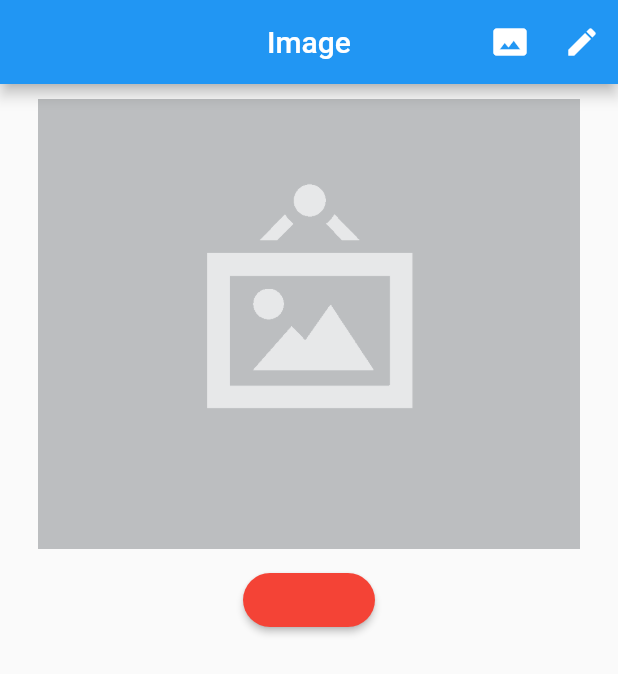
After one commit to ovalle98/FlutterCourse, a Flutter app: the screen it shows after launch, after a tap on the "photo size select actual" icon, on a phone screen of 412 x 824 dp. The commit adds this screen. Shown: the top 674 px of the screen. Run offline on Flutter 3.47's test engine with Material 2 defaults, Android fonts, the phone set to English and light mode, and no system bars; our stand-ins replace image_cropper, image_picker, rxdart, toast; missing offline and left inert: bitmap, dart:ffi.

Commit message:
Obtiene el promedio del color de la imagen

```diff
--- /dev/null
+++ b/image_library/lib/image.dart
@@ -0,0 +1,37 @@
+
+import 'dart:io';
+import 'dart:ui';
+
+import 'package:image/image.dart' as img;
+
+int mayor=0, red, green, blue, redP=0, greenP=0, blueP=0;
+Color colorFinal, c;
+Map<Color, int> map;
+
+Color imageColor(File foto){
+  img.Image im = img.decodeImage(foto.readAsBytesSync());
+//  im = img.copyResize(im, width: (im.width*0.10).toInt(), height: (im.height*0.10).toInt());
+  im = img.copyResize(im, width: 200, height: 200);
+
+  for (var i = 0; i < im.width; i++) {
+    for (var j = 0; j < im.height; j++) {
+      c = Color(im.getPixel(i, j));
+      red = c.red;
+      green = c.green;
+      blue = c.blue;
+      redP += red;
+      greenP += green;
+      blueP += blue;
+    }
+  }
+  redP = (redP/(im.width*im.height)).round();
+  greenP = (greenP/(im.width*im.height)).round();
+  blueP = (blueP/(im.width*im.height)).round();
+  c = Color.fromRGBO(blueP, greenP, redP, 1.0);
+  colorFinal = c;
+  print('-------------------------------------------------');
+  print('$c RGB($redP, $greenP, $blueP)');
+  print('$colorFinal  ${colorFinal.red} ${colorFinal.green} ${colorFinal.blue}');
+  print('-------------------------------------------------');
+  return colorFinal;
+}
--- a/image_library/lib/main.dart
+++ b/image_library/lib/main.dart
@@ -1,4 +1,5 @@
 import 'package:flutter/material.dart';
+import 'package:image_library/pages/color_page.dart';
 import 'package:image_library/pages/image_page.dart';
 
 void main() => runApp(MyApp());
@@ -9,9 +10,10 @@ class MyApp extends StatelessWidget {
     return MaterialApp(
       debugShowCheckedModeBanner: false,
       title: 'Matrieal App',
-      initialRoute: 'image',
+      initialRoute: 'color',
       routes: {
         'image' : (BuildContext context) => ImagePage(),
+        'color' : (BuildContext context) => ColorPage(),
       },
     );
   }
--- /dev/null
+++ b/image_library/lib/pages/color_page.dart
@@ -0,0 +1,84 @@
+import 'dart:io';
+
+import 'package:flutter/material.dart';
+import 'package:image_library/image.dart';
+import 'package:image_picker/image_picker.dart';
+
+class ColorPage extends StatefulWidget {
+
+  @override
+  _ColorPageState createState() => _ColorPageState();
+}
+
+class _ColorPageState extends State<ColorPage> {
+  File foto;
+  Color col = Colors.red;
+
+  @override
+  Widget build(BuildContext context) {
+    return Scaffold(
+      //backgroundColor: Colors.black,
+      appBar: AppBar(
+        centerTitle: true,
+        actions: <Widget>[
+          IconButton(icon: Icon(Icons.photo_size_select_actual), onPressed: () => _image()),
+          IconButton(icon: Icon(Icons.edit), onPressed: (){Navigator.pushNamed(context, 'image');})
+        ],
+        title: Text('Image',),
+      ),
+      body: SingleChildScrollView(
+        child: GestureDetector(
+          child: Container(
+            padding: EdgeInsets.all(10.0),
+            child: Column(
+              children: <Widget>[
+                Center(
+                  child: image(),
+                ),
+                SizedBox(height: 10.0,),
+                _crearBoton()
+              ],
+            ),
+          ),
+        ),
+      ),
+    );
+  }
+
+  _image() async{
+    foto = await ImagePicker.pickImage(
+      source: ImageSource.gallery
+    );
+    Color c = imageColor(foto);
+    col = Color.fromRGBO(c.red, c.green, c.blue, 1.0);
+    print(col);
+    setState(() {});
+  }
+
+  Widget image(){
+    if(foto != null) {
+      return Image.file(
+        foto,
+        fit: BoxFit.cover,
+        height: 300.0,
+      );
+    }
+    return Image.asset('assets/no-image.png', fit: BoxFit.cover, height: 300,);
+  }
+
+  Widget _crearBoton() {
+    return StreamBuilder(
+      builder: (BuildContext context, AsyncSnapshot snapshot){
+        return RaisedButton(
+          shape: RoundedRectangleBorder(
+            borderRadius: BorderRadius.circular(19.0)
+          ),
+          onPressed: (){},
+          color: col,
+        );
+      },
+    );
+  }
+
+
+}
--- a/image_library/lib/pages/image_page.dart
+++ b/image_library/lib/pages/image_page.dart
@@ -27,7 +27,8 @@ class _ImagePageState extends State<ImagePage> {
       appBar: AppBar(
         centerTitle: true,
         actions: <Widget>[
-          IconButton(icon: Icon(Icons.photo_size_select_actual), onPressed: () => _image())
+          IconButton(icon: Icon(Icons.photo_size_select_actual), onPressed: () => _image()),
+          IconButton(icon: Icon(Icons.color_lens), onPressed: (){Navigator.pushNamed(context, 'color');})
         ],
         title: Text('Image',),
       ),
@@ -36,11 +37,11 @@ class _ImagePageState extends State<ImagePage> {
           onTap: () => reset(),
           child: Container(
             padding: EdgeInsets.all(10.0),
-            child: //(!cargar)
-/*            ? Center(
+            child: (!cargar)
+            ? const Center(
               child: CircularProgressIndicator(),
               heightFactor: 10.0,)
-            :*/ Column(
+            : new Column(
               children: <Widget>[
                 Center(
                   child: image(),
@@ -113,6 +114,7 @@ class _ImagePageState extends State<ImagePage> {
       cargar = false;
       print('AAAAAAAAAAAAAAAA $cargar');
       setState((){});
+      print('AAAAAAAAAAAAAAAA2 $cargar');
       adJustImage();
     }
   }
@@ -172,6 +174,7 @@ class _ImagePageState extends State<ImagePage> {
   }
 
   adJustImage() async{
+      setState((){});
     if(foto != null){
       img.Image image = img.decodeImage(foto.readAsBytesSync());
       img.Image result = img.adjustColor(
```
Also changed, not shown: image_library/thumbnail.png (deleted).
